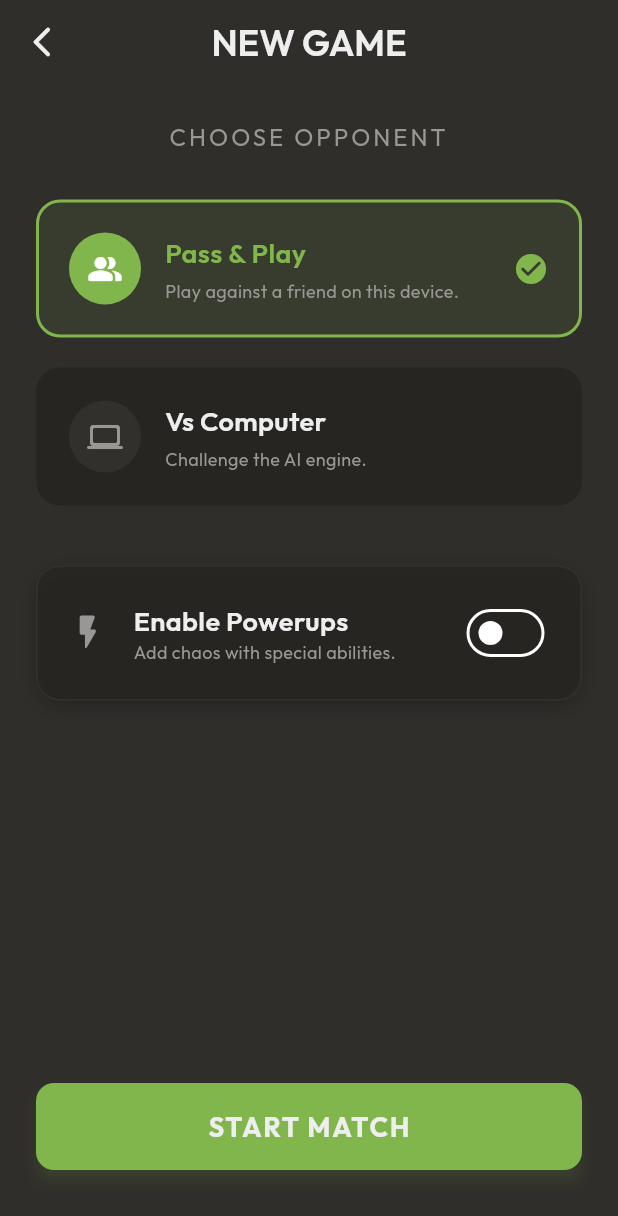
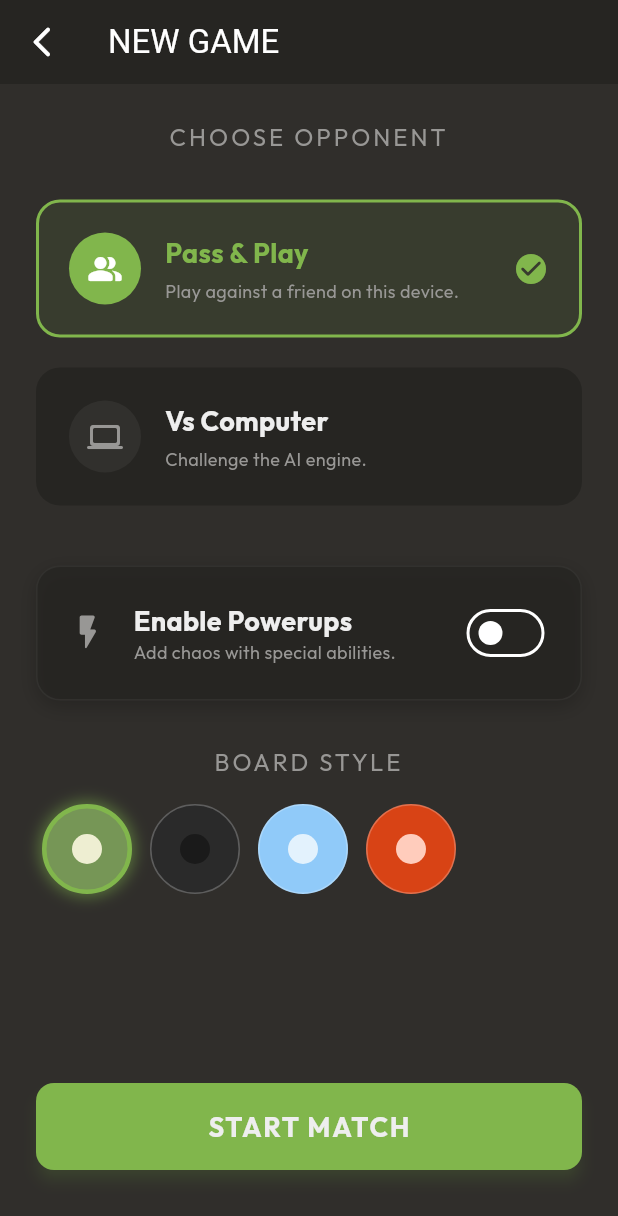
Before and after one commit to armash66/blockerz-game, a Flutter app: the screen it shows after launch, after a tap on "NEW GAME", on a phone screen of 412 x 824 dp. Shown: the top 1216 px of the screen. Run offline on Flutter 3.47's test engine with Material 3 defaults, Android fonts, the phone set to English and light mode, and no system bars; our stand-ins replace google_fonts.

Commit message:
feat(ui): Multi-skin support & theme selector

```diff
--- a/lib/core/app_theme.dart
+++ b/lib/core/app_theme.dart
@@ -1,26 +1,89 @@
 import 'package:flutter/material.dart';
 import 'package:google_fonts/google_fonts.dart';
 
+class BoardTheme {
+  final String name;
+  final Color gridLight;
+  final Color gridDark;
+  final Color borderColor;
+  final Color player1Color;
+  final Color player2Color;
+  final Color blockedColor;
+
+  const BoardTheme({
+    required this.name,
+    required this.gridLight,
+    required this.gridDark,
+    required this.borderColor,
+    required this.player1Color,
+    required this.player2Color,
+    required this.blockedColor,
+  });
+
+  // Preset Themes
+  static const classic = BoardTheme(
+    name: 'Classic',
+    gridLight: Color(0xFFEEEED2),
+    gridDark: Color(0xFF769656),
+    borderColor: Color(0xFF302E2B),
+    player1Color: Color(0xFF4C81B6), // Blue
+    player2Color: Color(0xFFB64C81), // Red/Pink
+    blockedColor: Color(0xFF262522),
+  );
+
+  static const neon = BoardTheme(
+    name: 'Neon',
+    gridLight: Color(0xFF1A1A1A),
+    gridDark: Color(0xFF2A2A2A),
+    borderColor: Color(0xFF00FFCC), // Cyan Border
+    player1Color: Color(0xFF00FFCC), // Cyan
+    player2Color: Color(0xFFFF00FF), // Magenta
+    blockedColor: Color(0xFF555555),
+  );
+
+  static const ice = BoardTheme(
+    name: 'Ice',
+    gridLight: Color(0xFFE3F2FD),
+    gridDark: Color(0xFF90CAF9),
+    borderColor: Color(0xFF1565C0),
+    player1Color: Color(0xFF1E88E5), // Blue
+    player2Color: Color(0xFF0D47A1), // Dark Blue
+    blockedColor: Color(0xFF455A64),
+  );
+
+  static const lava = BoardTheme(
+    name: 'Lava',
+    gridLight: Color(0xFFFFCCBC),
+    gridDark: Color(0xFFD84315),
+    borderColor: Color(0xFFBF360C),
+    player1Color: Color(0xFFFF5722), // Orange
+    player2Color: Color(0xFF8D6E63), // Brown
+    blockedColor: Color(0xFF3E2723),
+  );
+
+  static const List<BoardTheme> all = [classic, neon, ice, lava];
+}
+
 class AppTheme {
-  // Colors (Chess.com / Ludo inspired)
-  static const Color background = Color(0xFF302E2B); // Gunmetal
-  static const Color surface = Color(0xFF262522); // Darker Surface
-  static const Color accent = Color(0xFF81B64C); // Neon Green (Success/Primary)
+  // Global App Colors
+  static const Color background = Color(0xFF302E2B);
+  static const Color surface = Color(0xFF262522);
+  static const Color accent = Color(0xFF81B64C);
   static const Color textPrimary = Color(0xFFEEEEEE);
   static const Color textSecondary = Color(0xFF989795);
-  static const Color error = Color(0xFFFA412D);
 
-  // Text Styles
+  // Current Theme State (Simple static for now, ideally Provider)
+  static BoardTheme currentBoardTheme = BoardTheme.classic;
+
   static TextStyle get display => GoogleFonts.outfit(
         fontSize: 48,
         fontWeight: FontWeight.bold,
         color: textPrimary,
-        letterSpacing: 1.5,
       );
 
   static TextStyle get heading => GoogleFonts.outfit(
         fontSize: 24,
-        fontWeight: FontWeight.w600,
+        fontWeight: FontWeight.bold,
         color: textPrimary,
       );
 
@@ -29,7 +92,6 @@ class AppTheme {
         color: textSecondary,
       );
 
-  // ThemeData
   static ThemeData get darkTheme {
     return ThemeData(
       useMaterial3: true,
@@ -38,20 +100,9 @@ class AppTheme {
         primary: accent,
         surface: surface,
         background: background,
-        error: error,
       ),
-      textTheme: TextTheme(
-        displayLarge: display,
-        titleLarge: heading,
-        bodyMedium: body,
-      ),
-      appBarTheme: AppBarTheme(
-        backgroundColor: Colors.transparent,
-        elevation: 0,
-        centerTitle: true,
-        titleTextStyle: heading,
-        iconTheme: const IconThemeData(color: textPrimary),
-      ),
+      iconTheme: const IconThemeData(color: textPrimary),
+      typography: Typography.material2021(),
     );
   }
 }
--- a/lib/screens/game_screen.dart
+++ b/lib/screens/game_screen.dart
@@ -110,10 +110,11 @@ class _GameScreenState extends State<GameScreen> {
                   // 5x5 Grid (Board)
                   Container(
                     decoration: BoxDecoration(
-                      color: const Color(0xFF302E2B), // Border color
+                      color: AppTheme.currentBoardTheme.borderColor,
                       borderRadius: BorderRadius.circular(8),
-                      border:
-                          Border.all(color: const Color(0xFF302E2B), width: 4),
+                      border: Border.all(
+                          color: AppTheme.currentBoardTheme.borderColor,
+                          width: 4),
                     ),
                     child: ClipRRect(
                       borderRadius: BorderRadius.circular(4),
@@ -197,10 +198,9 @@ class _GameScreenState extends State<GameScreen> {
     final isSelected = _gameState.selectedCell == cell;
 
     // 1. Checkerboard Background
+    final theme = AppTheme.currentBoardTheme;
     final isDark = (row + col) % 2 == 1;
-    final baseColor = isDark
-        ? const Color(0xFF769656) // Chess.com Green Dark
-        : const Color(0xFFEEEED2); // Chess.com Cream Light
+    final baseColor = isDark ? theme.gridDark : theme.gridLight;
 
     // Override for Blocked or Highlight
     Color cellColor = baseColor;
@@ -208,7 +208,7 @@ class _GameScreenState extends State<GameScreen> {
 
     // 2. Highlights & Content
     if (cell.isBlocked) {
-      cellColor = const Color(0xFF262522); // Dark Charcoal for blocked
+      cellColor = theme.blockedColor;
       content =
           const Icon(Icons.close_rounded, color: Colors.white12, size: 32);
     } else if (cell.isOccupied) {
@@ -243,11 +243,7 @@ class _GameScreenState extends State<GameScreen> {
         ),
       );
     } else if (isSelected) {
-      // Highlight Selected Empty (Target?) - Logic handles 'active' selection elsewhere
       cellColor = AppTheme.accent.withOpacity(0.5);
-    } else if (_gameState.selectedCell != null) {
-      // Optional: Show valid move hints (dots)
-      // For now, simpler highlight if needed
     }
 
     return GestureDetector(
@@ -255,7 +251,6 @@ class _GameScreenState extends State<GameScreen> {
       child: Container(
         decoration: BoxDecoration(
           color: cellColor,
-          // No border for seamless board look
         ),
         child: content,
       ),
@@ -263,8 +258,7 @@ class _GameScreenState extends State<GameScreen> {
   }
 
   Color _getPlayerColor(Player p) {
-    return p == Player.player1
-        ? const Color(0xFF4C81B6)
-        : const Color(0xFFB64C81); // Blue vs Pink/Red
+    final theme = AppTheme.currentBoardTheme;
+    return p == Player.player1 ? theme.player1Color : theme.player2Color;
   }
 }
--- a/lib/screens/mode_select_screen.dart
+++ b/lib/screens/mode_select_screen.dart
@@ -93,6 +93,66 @@ class _ModeSelectScreenState extends State<ModeSelectScreen> {
               ),
             ),
 
+            const SizedBox(height: 30),
+
+            // Theme Selection
+            Text(
+              'BOARD STYLE',
+              style: AppTheme.body.copyWith(letterSpacing: 2.0),
+              textAlign: TextAlign.center,
+            ),
+            const SizedBox(height: 16),
+            SizedBox(
+              height: 60,
+              child: ListView.separated(
+                scrollDirection: Axis.horizontal,
+                padding: const EdgeInsets.symmetric(horizontal: 4),
+                itemCount: BoardTheme.all.length,
+                separatorBuilder: (c, i) => const SizedBox(width: 12),
+                itemBuilder: (context, index) {
+                  final theme = BoardTheme.all[index];
+                  final isSelected = AppTheme.currentBoardTheme == theme;
+
+                  return GestureDetector(
+                    onTap: () {
+                      setState(() {
+                        AppTheme.currentBoardTheme = theme;
+                      });
+                    },
+                    child: Container(
+                      width: 60,
+                      decoration: BoxDecoration(
+                        color: theme.gridDark,
+                        shape: BoxShape.circle,
+                        border: Border.all(
+                          color: isSelected ? AppTheme.accent : Colors.white24,
+                          width: isSelected ? 3 : 1,
+                        ),
+                        boxShadow: [
+                          if (isSelected)
+                            BoxShadow(
+                              color: AppTheme.accent.withOpacity(0.5),
+                              blurRadius: 8,
+                              spreadRadius: 2,
+                            ),
+                        ],
+                      ),
+                      child: Center(
+                        child: Container(
+                          width: 20,
+                          height: 20,
+                          decoration: BoxDecoration(
+                            color: theme.gridLight,
+                            shape: BoxShape.circle,
+                          ),
+                        ),
+                      ),
+                    ),
+                  );
+                },
+              ),
+            ),
+
             const Spacer(),
 
             PrimaryButton(
```
